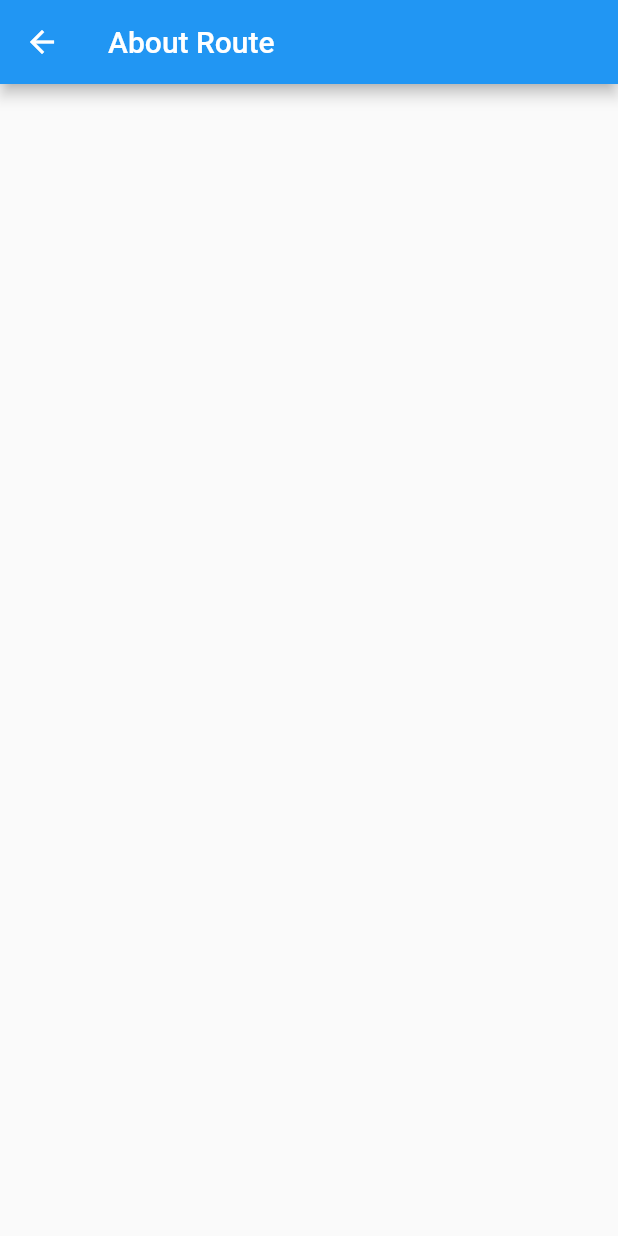
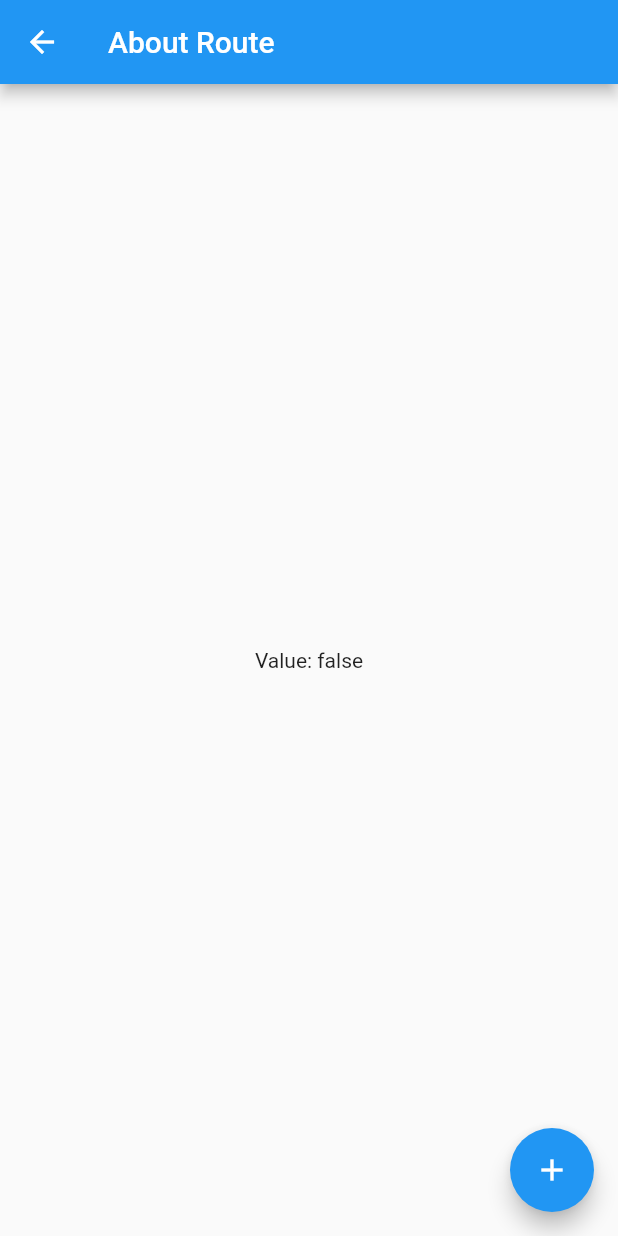
Before and after one commit to w05163/xany, a Flutter app: the HomePage screen opened by its route, on a phone screen of 412 x 824 dp. Run offline on Flutter 3.47's test engine with Material 2 defaults, Android fonts, the phone set to English and light mode, and no system bars; our stand-ins replace webview_flutter.

Commit message:
model走通

```diff
--- a/lib/main.dart
+++ b/lib/main.dart
@@ -1,7 +1,8 @@
 import 'package:flutter/material.dart';
 import 'routes.dart';
+import 'models/app.dart';
 
-void main() => runApp(MyApp());
+void main() => runApp(registerModels(MyApp()));
 
 class MyApp extends StatelessWidget {
   // This widget is the root of your application.
--- /dev/null
+++ b/lib/models/baseModel.dart
@@ -0,0 +1,16 @@
+// 基础model
+import 'package:flutter/material.dart';
+
+class BaseModel with ChangeNotifier {
+  bool _needNotify = false;
+
+  setState(Function fun) {
+    fun();
+    if (_needNotify) return;
+    _needNotify = true;
+    Future.microtask(() {
+      notifyListeners();
+      _needNotify = false;
+    });
+  }
+}
--- /dev/null
+++ b/lib/models/common.dart
@@ -0,0 +1,12 @@
+// 应用的公共数据
+import 'baseModel.dart';
+
+class CommonModel extends BaseModel {
+  bool login = false;
+
+  void loginSuccess() {
+    setState(() {
+      login = !login;
+    });
+  }
+}
--- a/lib/pages/home.dart
+++ b/lib/pages/home.dart
@@ -1,13 +1,26 @@
 // 应用首页
 import 'package:flutter/material.dart';
+import 'package:provider/provider.dart';
+import 'package:xany/models/common.dart';
 
 class HomePage extends StatelessWidget {
   @override
   Widget build(BuildContext context) {
     return Scaffold(
-      appBar: AppBar(
-        title: const Text('About Route'),
-      ),
-    );
+        appBar: AppBar(
+          title: const Text('About Route'),
+        ),
+        body: Consumer<CommonModel>(
+          builder: (context, CommonModel common, _) => Center(
+            child: Text('Value: ${common.login.toString()}'),
+          ),
+        ),
+        floatingActionButton: Consumer<CommonModel>(
+          builder: (c, CommonModel common, _) => FloatingActionButton(
+            onPressed: common.loginSuccess,
+            tooltip: 'Increment Counter',
+            child: const Icon(Icons.add),
+          ),
+        ));
   }
 }
```
Also changed, not shown: lib/models/app.dart (added, +15 -0 lines), lib/models/home.dart (+10 -1 lines).
